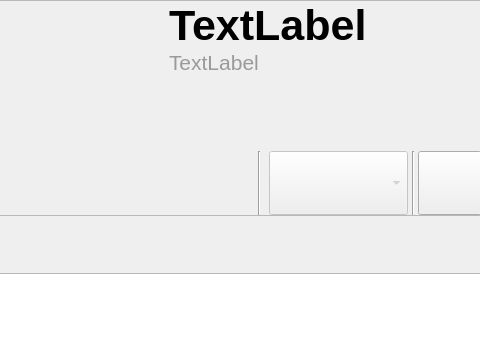
Before: the Qt Designer form ola/client/store/item_form.ui in myapps-directory/myapps-client-store, drawn with Qt 5; both pictures show x 224 to 704 and y 0 to 343 of the 835 by 631 pixel window.
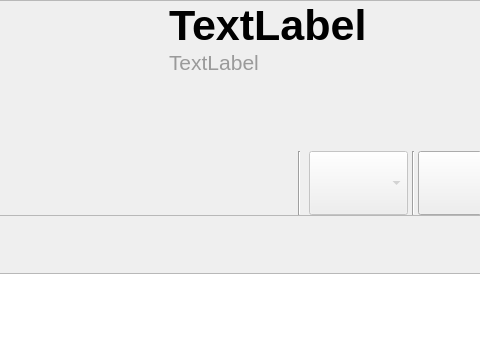
After: the same form once the commit is applied.

```diff
--- a/ola/client/store/item_form.ui
+++ b/ola/client/store/item_form.ui
@@ -652,13 +652,13 @@
                 </property>
                 <property name="minimumSize">
                  <size>
-                  <width>80</width>
+                  <width>120</width>
                   <height>64</height>
                  </size>
                 </property>
                 <property name="maximumSize">
                  <size>
-                  <width>80</width>
+                  <width>120</width>
                   <height>64</height>
                  </size>
                 </property>
@@ -670,8 +670,8 @@
                 </property>
                 <property name="iconSize">
                  <size>
-                  <width>48</width>
-                  <height>48</height>
+                  <width>120</width>
+                  <height>60</height>
                  </size>
                 </property>
                 <property name="checkable">
```
